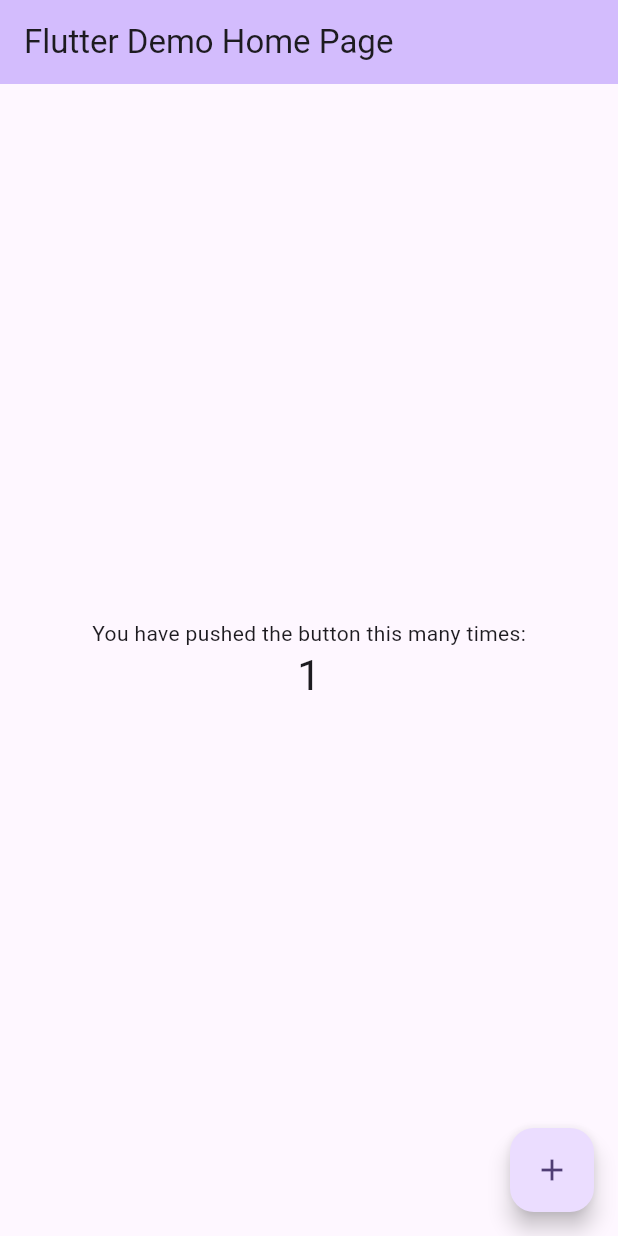
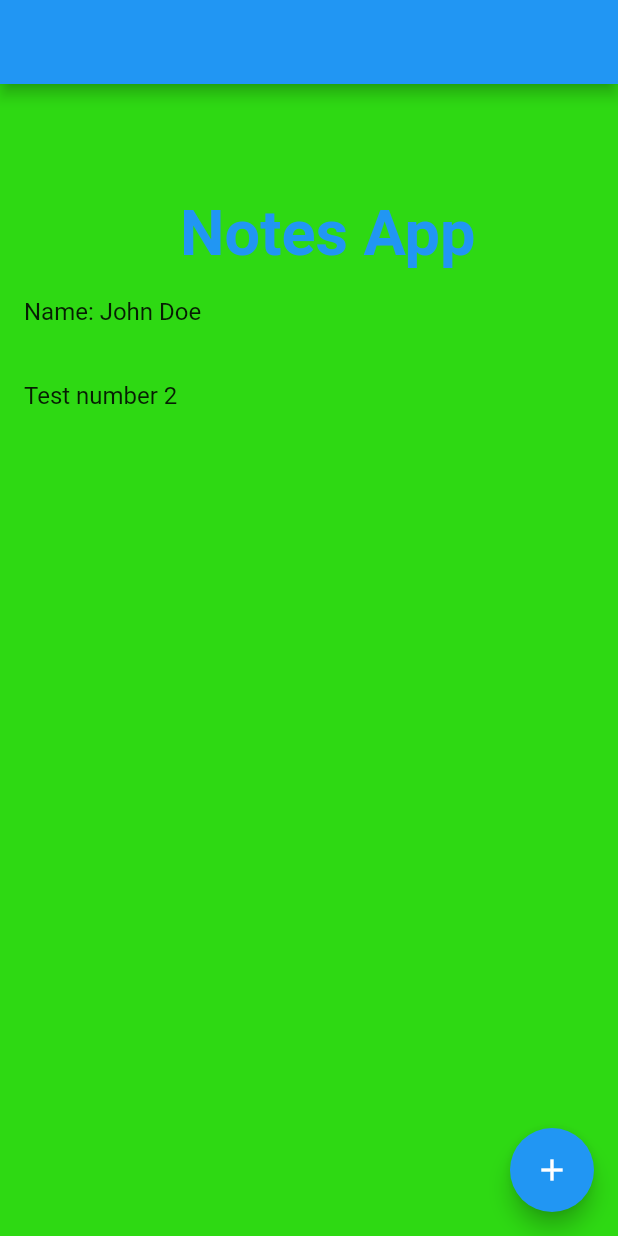
Before and after one commit to bbalajo2/my_proj, a Flutter app: the screen it shows after launch, after a tap on the "add" icon, on a phone screen of 412 x 824 dp. Run offline on Flutter 3.47's test engine with Material 2 defaults, Android fonts, the phone set to English and light mode, and no system bars.

Commit message:
Creating a list in note_data and retrieveing it on home screen. added a floating button so can impliment the addNewNote function

```diff
--- a/lib/main.dart
+++ b/lib/main.dart
@@ -1,125 +1,25 @@
 import 'package:flutter/material.dart';
+import 'package:provider/provider.dart';
+import 'pages/home_page.dart';
+import 'models/note_data.dart';
 
 void main() {
-  runApp(const MyApp());
+  runApp(
+    ChangeNotifierProvider(
+      create: (context) => NoteData(),
+      child: const MyApp(),
+    ),
+  );
 }
 
 class MyApp extends StatelessWidget {
-  const MyApp({super.key});
+  const MyApp({Key? key}) : super(key: key);
 
-  // This widget is the root of your application.
   @override
   Widget build(BuildContext context) {
-    return MaterialApp(
-      title: 'Flutter Demo',
-      theme: ThemeData(
-        // This is the theme of your application.
-        //
-        // TRY THIS: Try running your application with "flutter run". You'll see
-        // the application has a blue toolbar. Then, without quitting the app,
-        // try changing the seedColor in the colorScheme below to Colors.green
-        // and then invoke "hot reload" (save your changes or press the "hot
-        // reload" button in a Flutter-supported IDE, or press "r" if you used
-        // the command line to start the app).
-        //
-        // Notice that the counter didn't reset back to zero; the application
-        // state is not lost during the reload. To reset the state, use hot
-        // restart instead.
-        //
-        // This works for code too, not just values: Most code changes can be
-        // tested with just a hot reload.
-        colorScheme: ColorScheme.fromSeed(seedColor: Colors.deepPurple),
-        useMaterial3: true,
-      ),
-      home: const MyHomePage(title: 'Flutter Demo Home Page'),
+    return const MaterialApp(
+      debugShowCheckedModeBanner: false,
+      home: HomePage(),
     );
   }
 }
-
-class MyHomePage extends StatefulWidget {
-  const MyHomePage({super.key, required this.title});
-
-  // This widget is the home page of your application. It is stateful, meaning
-  // that it has a State object (defined below) that contains fields that affect
-  // how it looks.
-
-  // This class is the configuration for the state. It holds the values (in this
-  // case the title) provided by the parent (in this case the App widget) and
-  // used by the build method of the State. Fields in a Widget subclass are
-  // always marked "final".
-
-  final String title;
-
-  @override
-  State<MyHomePage> createState() => _MyHomePageState();
-}
-
-class _MyHomePageState extends State<MyHomePage> {
-  int _counter = 0;
-
-  void _incrementCounter() {
-    setState(() {
-      // This call to setState tells the Flutter framework that something has
-      // changed in this State, which causes it to rerun the build method below
-      // so that the display can reflect the updated values. If we changed
-      // _counter without calling setState(), then the build method would not be
-      // called again, and so nothing would appear to happen.
-      _counter++;
-    });
-  }
-
-  @override
-  Widget build(BuildContext context) {
-    // This method is rerun every time setState is called, for instance as done
-    // by the _incrementCounter method above.
-    //
-    // The Flutter framework has been optimized to make rerunning build methods
-    // fast, so that you can just rebuild anything that needs updating rather
-    // than having to individually change instances of widgets.
-    return Scaffold(
-      appBar: AppBar(
-        // TRY THIS: Try changing the color here to a specific color (to
-        // Colors.amber, perhaps?) and trigger a hot reload to see the AppBar
-        // change color while the other colors stay the same.
-        backgroundColor: Theme.of(context).colorScheme.inversePrimary,
-        // Here we take the value from the MyHomePage object that was created by
-        // the App.build method, and use it to set our appbar title.
-        title: Text(widget.title),
-      ),
-      body: Center(
-        // Center is a layout widget. It takes a single child and positions it
-        // in the middle of the parent.
-        child: Column(
-          // Column is also a layout widget. It takes a list of children and
-          // arranges them vertically. By default, it sizes itself to fit its
-          // children horizontally, and tries to be as tall as its parent.
-          //
-          // Column has various properties to control how it sizes itself and
-          // how it positions its children. Here we use mainAxisAlignment to
-          // center the children vertically; the main axis here is the vertical
-          // axis because Columns are vertical (the cross axis would be
-          // horizontal).
-          //
-          // TRY THIS: Invoke "debug painting" (choose the "Toggle Debug Paint"
-          // action in the IDE, or press "p" in the console), to see the
-          // wireframe for each widget.
-          mainAxisAlignment: MainAxisAlignment.center,
-          children: <Widget>[
-            const Text(
-              'You have pushed the button this many times:',
-            ),
-            Text(
-              '$_counter',
-              style: Theme.of(context).textTheme.headlineMedium,
-            ),
-          ],
-        ),
-      ),
-      floatingActionButton: FloatingActionButton(
-        onPressed: _incrementCounter,
-        tooltip: 'Increment',
-        child: const Icon(Icons.add),
-      ), // This trailing comma makes auto-formatting nicer for build methods.
-    );
-  }
-}
--- /dev/null
+++ b/lib/models/note.dart
@@ -0,0 +1,9 @@
+class Note{
+  int id;
+  String text;
+
+  Note({
+    required this.id,
+    required this.text,
+  });
+}
--- /dev/null
+++ b/lib/models/note_data.dart
@@ -0,0 +1,33 @@
+import 'package:flutter/material.dart';
+import 'note.dart';
+
+class NoteData extends ChangeNotifier {
+  List<Note> allNotes = [
+    Note(id: 0, text: "Name: John Doe"),
+    Note(id: 1, text: "Test number 2")
+  ];
+
+  List<Note> getAllNotes(){
+    notifyListeners();
+    return allNotes;
+  }
+
+  void addNewNote(Note note){
+    allNotes.add(note);
+    notifyListeners();
+  }
+
+  void deleteNote(){
+    allNotes.removeLast();
+    notifyListeners();
+  }
+
+  void updateNote(Note note, String newText){
+    for (int i = 0; i < allNotes.length; i++) {
+      if(allNotes[i].id == note.id){
+        allNotes[i].text = newText;
+      }
+    }
+    notifyListeners();
+  }
+}
--- /dev/null
+++ b/lib/pages/home_page.dart
@@ -0,0 +1,54 @@
+import 'package:flutter/cupertino.dart';
+import 'package:flutter/material.dart';
+import 'package:provider/provider.dart';
+import '../models/note_data.dart';  // Import NoteData
+
+class HomePage extends StatefulWidget {
+  const HomePage({Key? key}) : super(key: key);
+
+  @override
+  _HomePageState createState() => _HomePageState();
+}
+
+void addNewNote() {
+
+}
+
+class _HomePageState extends State<HomePage> {
+  @override
+  Widget build(BuildContext context) {
+    return Consumer<NoteData>(
+      builder: (context, noteData, child) => Scaffold(
+        backgroundColor: Color.fromARGB(255, 46, 217, 19),
+        appBar: AppBar(),
+        floatingActionButton: FloatingActionButton(
+            onPressed: () => addNewNote(),
+          child: Icon(Icons.add),
+          ),
+        body: Column(
+          children: [
+            Padding(
+              padding: EdgeInsets.only(left: 25, top: 75),
+              child: Text(
+                "Notes App",
+                style: TextStyle(
+                    fontSize: 42,
+                    fontWeight: FontWeight.bold,
+                    color: Colors.blue),
+              ),
+            ),
+            ListView.builder(
+              shrinkWrap: true,
+              itemCount: noteData.getAllNotes().length,
+              itemBuilder: (context, index) {
+                return ListTile(
+                  title: Text(noteData.getAllNotes()[index].text),
+                );
+              },
+            ),
+          ],
+        ),
+      ),
+    );
+  }
+}
--- a/pubspec.yaml
+++ b/pubspec.yaml
@@ -35,6 +35,7 @@ dependencies:
   # The following adds the Cupertino Icons font to your application.
   # Use with the CupertinoIcons class for iOS style icons.
   cupertino_icons: ^1.0.2
+  provider:
 
 dev_dependencies:
   flutter_test:
```
Also changed, not shown: pubspec.lock.
